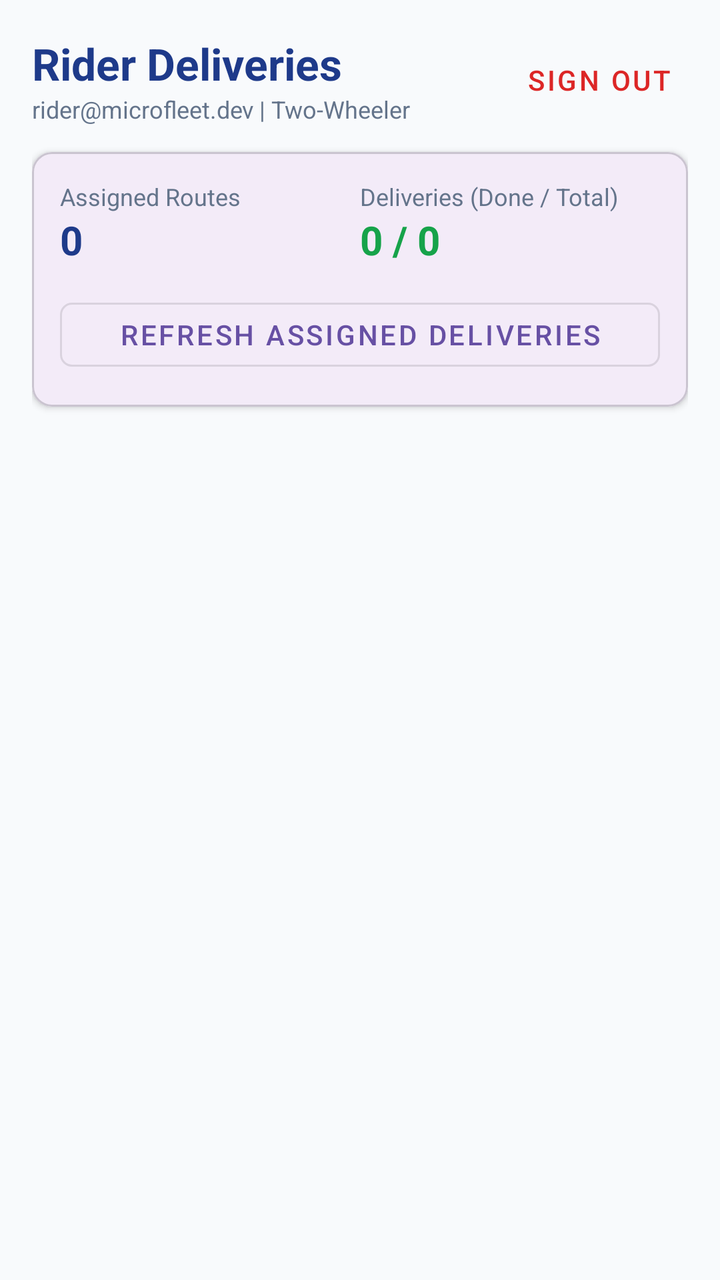
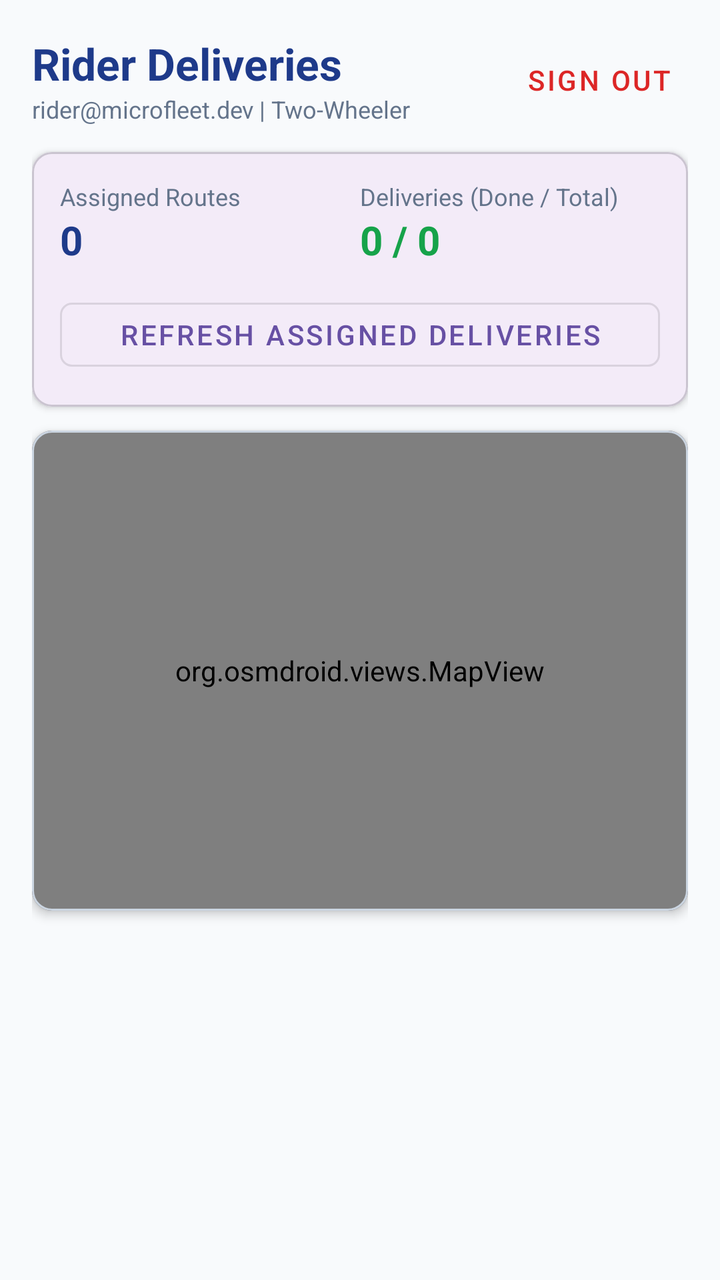

Compare the two renders of this Android layout. The source of the first and the diff that turns it into the second are given below.
<!-- AndroidManifest.xml: application theme Theme.MicroFleet -->
<!-- res/layout/activity_rider.xml -->
<?xml version="1.0" encoding="utf-8"?>
<ScrollView xmlns:android="http://schemas.android.com/apk/res/android"
    xmlns:app="http://schemas.android.com/apk/res-auto"
    xmlns:tools="http://schemas.android.com/tools"
    android:layout_width="match_parent"
    android:layout_height="match_parent"
    android:background="@color/background"
    android:fillViewport="true">

    <LinearLayout
        android:layout_width="match_parent"
        android:layout_height="wrap_content"
        android:orientation="vertical"
        android:padding="16dp">

        
        <LinearLayout
            android:layout_width="match_parent"
            android:layout_height="wrap_content"
            android:gravity="center_vertical"
            android:orientation="horizontal">

            <LinearLayout
                android:layout_width="0dp"
                android:layout_height="wrap_content"
                android:layout_weight="1"
                android:orientation="vertical">

                <TextView
                    android:id="@+id/text_rider_title"
                    android:layout_width="wrap_content"
                    android:layout_height="wrap_content"
                    android:text="Rider Deliveries"
                    android:textColor="@color/primary"
                    android:textSize="22sp"
                    android:textStyle="bold" />

                <TextView
                    android:id="@+id/text_rider_subtitle"
                    android:layout_width="wrap_content"
                    android:layout_height="wrap_content"
                    android:text="rider@microfleet.dev | Two-Wheeler"
                    android:textColor="@color/text_secondary"
                    android:textSize="12sp" />
            </LinearLayout>

            <com.google.android.material.button.MaterialButton
                android:id="@+id/button_rider_logout"
                style="@style/Widget.MaterialComponents.Button.TextButton"
                android:layout_width="wrap_content"
                android:layout_height="wrap_content"
                android:text="Sign Out"
                android:textColor="#DC2626" />
        </LinearLayout>

        
        <com.google.android.material.card.MaterialCardView
            android:layout_width="match_parent"
            android:layout_height="wrap_content"
            android:layout_marginTop="12dp"
            app:cardCornerRadius="10dp"
            app:cardElevation="2dp">

            <LinearLayout
                android:layout_width="match_parent"
                android:layout_height="wrap_content"
                android:orientation="vertical"
                android:padding="14dp">

                <LinearLayout
                    android:layout_width="match_parent"
                    android:layout_height="wrap_content"
                    android:orientation="horizontal">

                    <LinearLayout
                        android:layout_width="0dp"
                        android:layout_height="wrap_content"
                        android:layout_weight="1"
                        android:orientation="vertical">

                        <TextView
                            android:layout_width="wrap_content"
                            android:layout_height="wrap_content"
                            android:text="Assigned Routes"
                            android:textColor="@color/text_secondary"
                            android:textSize="12sp" />

                        <TextView
                            android:id="@+id/text_routes_count"
                            android:layout_width="wrap_content"
                            android:layout_height="wrap_content"
                            android:text="0"
                            android:textColor="@color/primary"
                            android:textSize="20sp"
                            android:textStyle="bold" />
                    </LinearLayout>

                    <LinearLayout
                        android:layout_width="0dp"
                        android:layout_height="wrap_content"
                        android:layout_weight="1"
                        android:orientation="vertical">

                        <TextView
                            android:layout_width="wrap_content"
                            android:layout_height="wrap_content"
                            android:text="Deliveries (Done / Total)"
                            android:textColor="@color/text_secondary"
                            android:textSize="12sp" />

                        <TextView
                            android:id="@+id/text_deliveries_progress"
                            android:layout_width="wrap_content"
                            android:layout_height="wrap_content"
                            android:text="0 / 0"
                            android:textColor="#16A34A"
                            android:textSize="20sp"
                            android:textStyle="bold" />
                    </LinearLayout>
                </LinearLayout>

                <com.google.android.material.button.MaterialButton
                    android:id="@+id/button_refresh_rider_routes"
                    style="@style/Widget.MaterialComponents.Button.OutlinedButton"
                    android:layout_width="match_parent"
                    android:layout_height="44dp"
                    android:layout_marginTop="12dp"
                    android:text="Refresh Assigned Deliveries"
                    app:cornerRadius="6dp" />
            </LinearLayout>
        </com.google.android.material.card.MaterialCardView>

        
        <ProgressBar
            android:id="@+id/progress_rider"
            android:layout_width="wrap_content"
            android:layout_height="wrap_content"
            android:layout_gravity="center"
            android:layout_marginTop="16dp"
            android:visibility="gone" />

        
        <TextView
            android:id="@+id/text_rider_status_message"
            android:layout_width="match_parent"
            android:layout_height="wrap_content"
            android:layout_marginTop="8dp"
            android:gravity="center"
            android:textColor="@color/text_secondary"
            android:textSize="12sp"
            android:visibility="gone" />

        
        <TextView
            android:id="@+id/text_rider_empty"
            android:layout_width="match_parent"
            android:layout_height="wrap_content"
            android:layout_marginTop="32dp"
            android:gravity="center"
            android:text="No active delivery routes assigned to you.\nCheck back when dispatcher commits a plan."
            android:textColor="@color/text_secondary"
            android:textSize="14sp"
            android:visibility="gone" />

        
        <LinearLayout
            android:id="@+id/container_rider_routes"
            android:layout_width="match_parent"
            android:layout_height="wrap_content"
            android:layout_marginTop="12dp"
            android:orientation="vertical" />

    </LinearLayout>
</ScrollView>
<!-- resources referenced by this layout -->
<resources>
  <color name="background">#F8FAFC</color>
  <color name="primary">#1E3A8A</color>
  <color name="text_secondary">#64748B</color>
  <style name="Theme.MicroFleet" parent="Base.Theme.MicroFleet" />
  <style name="Base.Theme.MicroFleet" parent="Theme.Material3.DayNight.NoActionBar">
          
          
      </style>
</resources>

<!-- the commit's change to res/layout/activity_rider.xml (unified diff, before → after) -->
@@ -151,15 +151,32 @@
             android:visibility="gone" />
 
         
+        <com.google.android.material.card.MaterialCardView
+            android:id="@+id/card_rider_map"
+            android:layout_width="match_parent"
+            android:layout_height="240dp"
+            android:layout_marginTop="12dp"
+            app:cardCornerRadius="10dp"
+            app:cardElevation="3dp"
+            app:strokeColor="#CBD5E1"
+            app:strokeWidth="1dp">
+
+            <org.osmdroid.views.MapView
+                android:id="@+id/map_rider"
+                android:layout_width="match_parent"
+                android:layout_height="match_parent" />
+        </com.google.android.material.card.MaterialCardView>
+
+        
         <TextView
             android:id="@+id/text_rider_empty"
             android:layout_width="match_parent"
             android:layout_height="wrap_content"
-            android:layout_marginTop="32dp"
+            android:layout_marginTop="16dp"
             android:gravity="center"
-            android:text="No active delivery routes assigned to you.\nCheck back when dispatcher commits a plan."
+            android:text="No active delivery routes assigned to you.\nStatus: Available / Ready for dispatch"
             android:textColor="@color/text_secondary"
-            android:textSize="14sp"
+            android:textSize="13sp"
             android:visibility="gone" />
 
         
